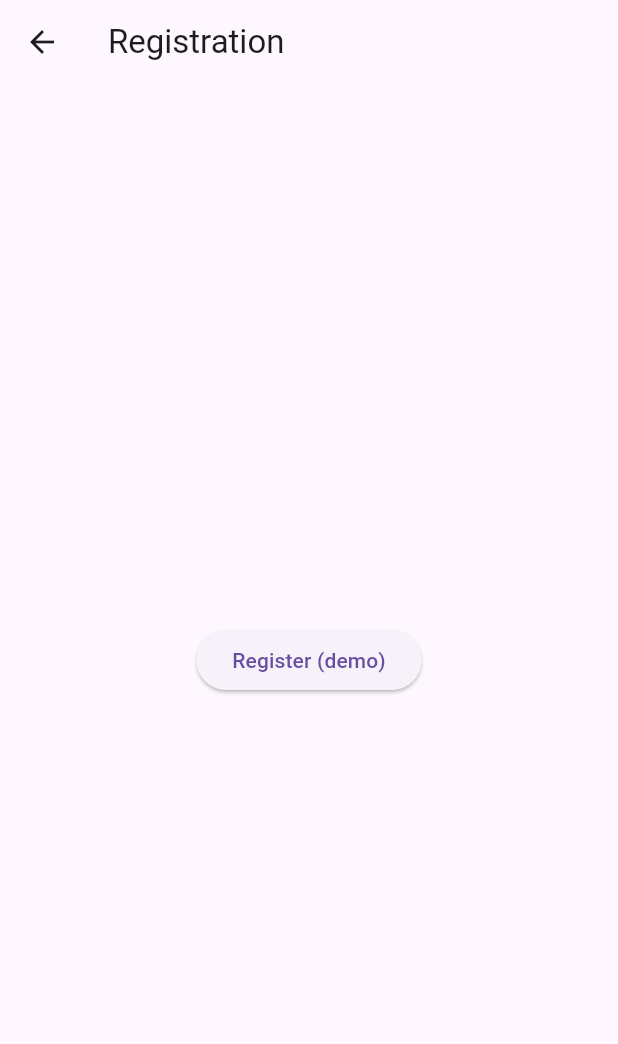
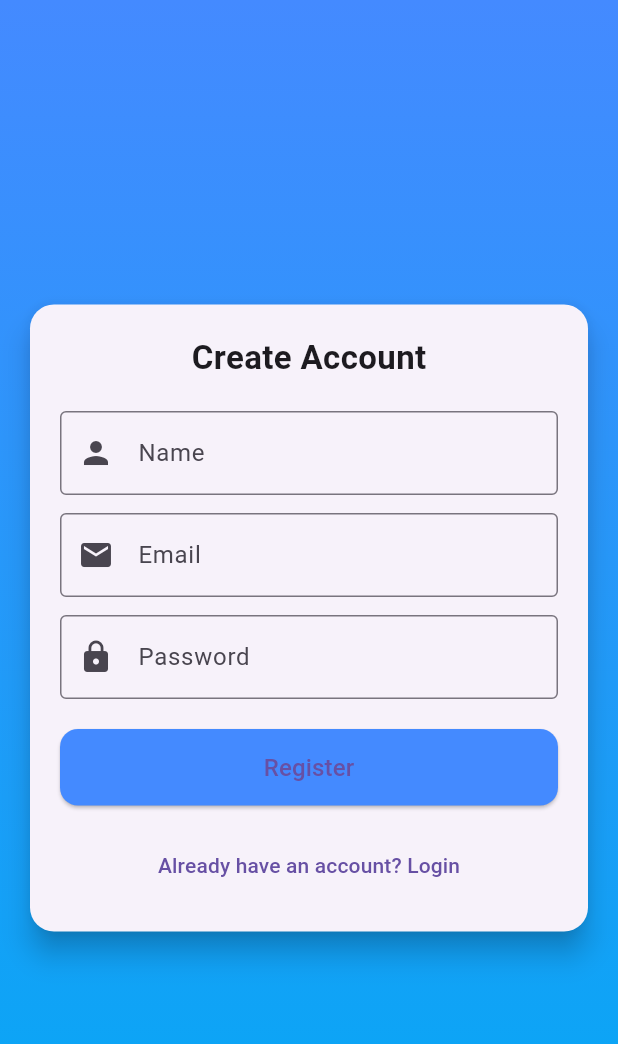
Before and after one commit to Klavaklava777/Application_satemirova, a Flutter app: the RegistrationScreen screen opened by its route, on a phone screen of 412 x 824 dp. Shown: the top 1044 px of the screen. Run offline on Flutter 3.47's test engine with Material 3 defaults, Android fonts, the phone set to English and light mode, and no system bars; our stand-ins replace image_picker, shared_preferences; accounts and stored records are empty.

Commit message:
registration_screen.dart

```diff
--- a/lib/screens/registration_screen.dart
+++ b/lib/screens/registration_screen.dart
@@ -1,22 +1,122 @@
 import 'package:flutter/material.dart';
-import 'home_screen.dart';
 
-class RegistrationScreen extends StatelessWidget {
-  const RegistrationScreen({super.key});
+class RegistrationScreen extends StatefulWidget {
+  final Function(Locale) setLocale;
+  const RegistrationScreen({super.key, required this.setLocale});
+
+  @override
+  State<RegistrationScreen> createState() => _RegistrationScreenState();
+}
+
+class _RegistrationScreenState extends State<RegistrationScreen> {
+  final _formKey = GlobalKey<FormState>();
+  final _nameController = TextEditingController();
+  final _emailController = TextEditingController();
+  final _passwordController = TextEditingController();
 
   @override
   Widget build(BuildContext context) {
     return Scaffold(
-      appBar: AppBar(title: const Text('Registration')),
-      body: Center(
-        child: ElevatedButton(
-          child: const Text('Register (demo)'),
-          onPressed: () {
-            Navigator.pushReplacement(
-              context,
-              MaterialPageRoute(builder: (context) => const HomeScreen()),
-            );
-          },
+      body: Container(
+        decoration: const BoxDecoration(
+          gradient: LinearGradient(
+            colors: [Colors.blueAccent, Colors.lightBlue],
+            begin: Alignment.topCenter,
+            end: Alignment.bottomCenter,
+          ),
+        ),
+        child: Center(
+          child: SingleChildScrollView(
+            padding: const EdgeInsets.all(16),
+            child: Card(
+              shape: RoundedRectangleBorder(borderRadius: BorderRadius.circular(16)),
+              elevation: 8,
+              child: Padding(
+                padding: const EdgeInsets.all(20),
+                child: Form(
+                  key: _formKey,
+                  child: Column(
+                    mainAxisSize: MainAxisSize.min,
+                    children: [
+                      const Text(
+                        "Create Account",
+                        style: TextStyle(fontSize: 22, fontWeight: FontWeight.bold),
+                      ),
+                      const SizedBox(height: 20),
+
+                      // Name
+                      TextFormField(
+                        controller: _nameController,
+                        decoration: const InputDecoration(
+                          prefixIcon: Icon(Icons.person),
+                          labelText: "Name",
+                          border: OutlineInputBorder(),
+                        ),
+                        validator: (value) =>
+                        value == null || value.isEmpty ? "Enter your name" : null,
+                      ),
+                      const SizedBox(height: 12),
+
+                      // Email
+                      TextFormField(
+                        controller: _emailController,
+                        decoration: const InputDecoration(
+                          prefixIcon: Icon(Icons.email),
+                          labelText: "Email",
+                          border: OutlineInputBorder(),
+                        ),
+                        validator: (value) =>
+                        value == null || !value.contains("@") ? "Enter valid email" : null,
+                      ),
+                      const SizedBox(height: 12),
+
+                      // Password
+                      TextFormField(
+                        controller: _passwordController,
+                        obscureText: true,
+                        decoration: const InputDecoration(
+                          prefixIcon: Icon(Icons.lock),
+                          labelText: "Password",
+                          border: OutlineInputBorder(),
+                        ),
+                        validator: (value) =>
+                        value == null || value.length < 6 ? "Password too short" : null,
+                      ),
+                      const SizedBox(height: 20),
+
+                      // Register button
+                      SizedBox(
+                        width: double.infinity,
+                        child: ElevatedButton(
+                          style: ElevatedButton.styleFrom(
+                            padding: const EdgeInsets.symmetric(vertical: 14),
+                            shape: RoundedRectangleBorder(
+                              borderRadius: BorderRadius.circular(12),
+                            ),
+                            backgroundColor: Colors.blueAccent,
+                          ),
+                          onPressed: () {
+                            if (_formKey.currentState!.validate()) {
+                              Navigator.pushReplacementNamed(context, '/home');
+                            }
+                          },
+                          child: const Text("Register", style: TextStyle(fontSize: 16)),
+                        ),
+                      ),
+
+                      const SizedBox(height: 16),
+
+                      // Login redirect
+                      TextButton(
+                        onPressed: () => Navigator.pushReplacementNamed(context, '/login'),
+                        child: const Text("Already have an account? Login"),
+                      ),
+                    ],
+                  ),
+                ),
+              ),
+            ),
+          ),
         ),
       ),
     );
```
